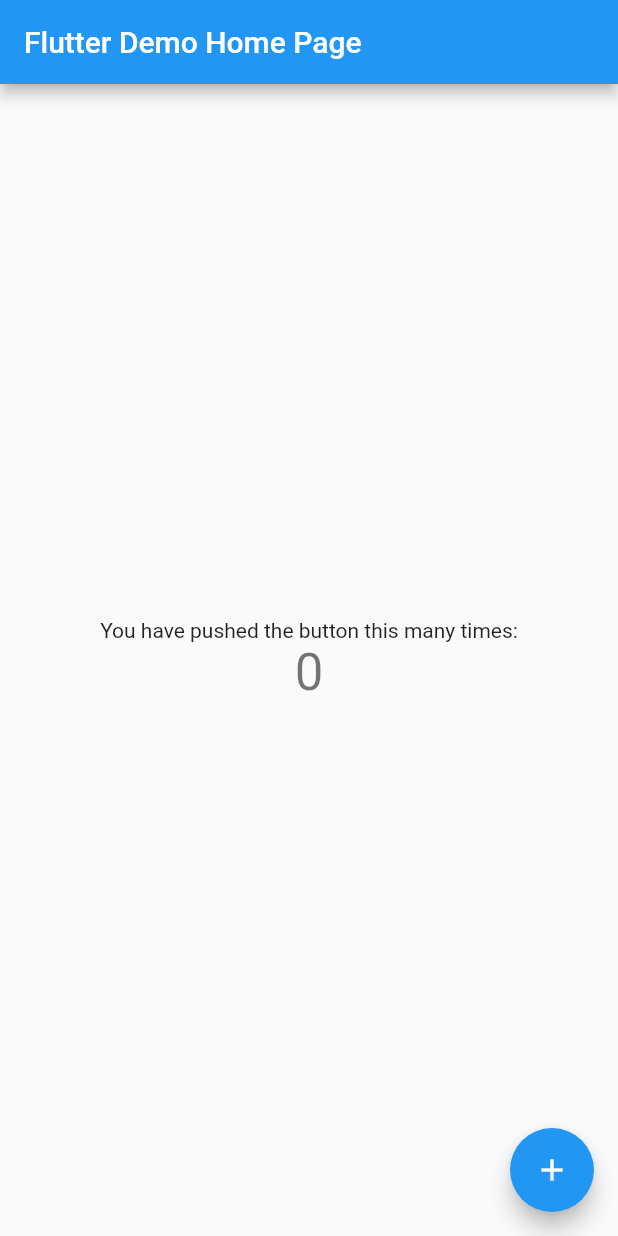
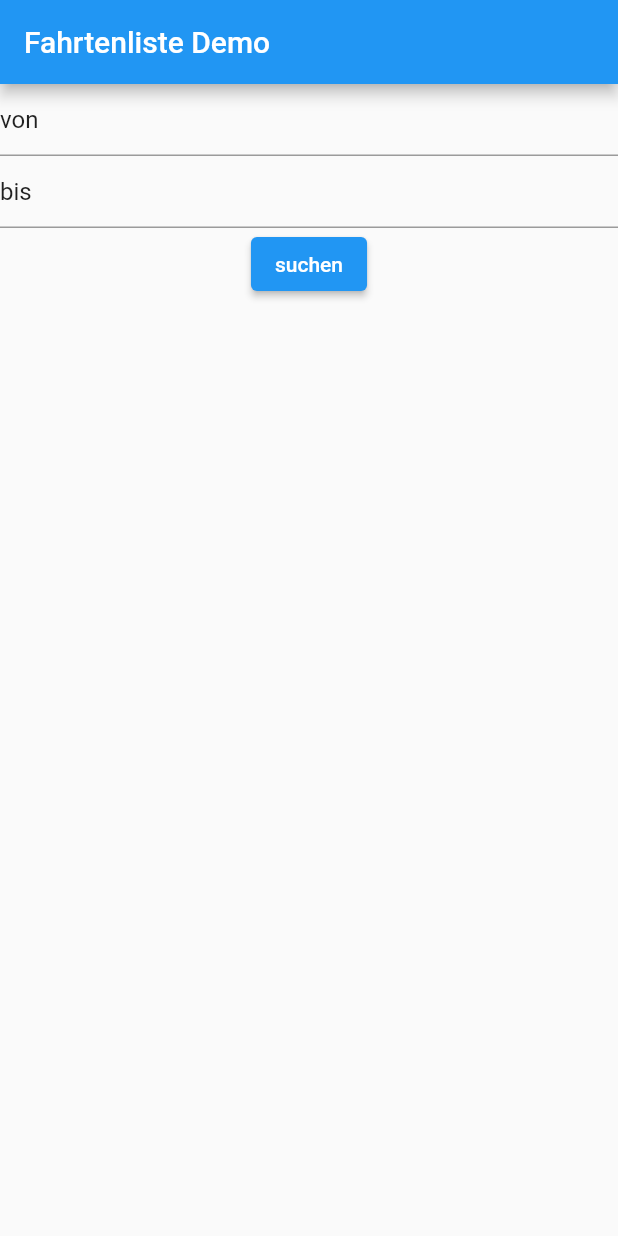
Before and after one commit to sdresselmann/test_app, a Flutter app: the screen it shows after launch, on a phone screen of 412 x 824 dp. Run offline on Flutter 3.47's test engine with Material 2 defaults, Android fonts, the phone set to English and light mode, and no system bars.

Commit message:
create basic architecture

```diff
--- a/lib/main.dart
+++ b/lib/main.dart
@@ -1,4 +1,5 @@
 import 'package:flutter/material.dart';
+import 'package:test_app/pages/home_page.dart';
 
 void main() {
   runApp(const MyApp());
@@ -7,109 +8,14 @@ void main() {
 class MyApp extends StatelessWidget {
   const MyApp({super.key});
 
-  // This widget is the root of your application.
   @override
   Widget build(BuildContext context) {
     return MaterialApp(
-      title: 'Flutter Demo',
+      title: 'Fahrtenliste Demo',
       theme: ThemeData(
-        // This is the theme of your application.
-        //
-        // Try running your application with "flutter run". You'll see the
-        // application has a blue toolbar. Then, without quitting the app, try
-        // changing the primarySwatch below to Colors.green and then invoke
-        // "hot reload" (press "r" in the console where you ran "flutter run",
-        // or simply save your changes to "hot reload" in a Flutter IDE).
-        // Notice that the counter didn't reset back to zero; the application
-        // is not restarted.
         primarySwatch: Colors.blue,
       ),
-      home: const MyHomePage(title: 'Flutter Demo Home Page'),
+      home: const HomePage(),
     );
   }
 }
-
-class MyHomePage extends StatefulWidget {
-  const MyHomePage({super.key, required this.title});
-
-  // This widget is the home page of your application. It is stateful, meaning
-  // that it has a State object (defined below) that contains fields that affect
-  // how it looks.
-
-  // This class is the configuration for the state. It holds the values (in this
-  // case the title) provided by the parent (in this case the App widget) and
-  // used by the build method of the State. Fields in a Widget subclass are
-  // always marked "final".
-
-  final String title;
-
-  @override
-  State<MyHomePage> createState() => _MyHomePageState();
-}
-
-class _MyHomePageState extends State<MyHomePage> {
-  int _counter = 0;
-
-  void _incrementCounter() {
-    setState(() {
-      // This call to setState tells the Flutter framework that something has
-      // changed in this State, which causes it to rerun the build method below
-      // so that the display can reflect the updated values. If we changed
-      // _counter without calling setState(), then the build method would not be
-      // called again, and so nothing would appear to happen.
-      _counter++;
-    });
-  }
-
-  @override
-  Widget build(BuildContext context) {
-    // This method is rerun every time setState is called, for instance as done
-    // by the _incrementCounter method above.
-    //
-    // The Flutter framework has been optimized to make rerunning build methods
-    // fast, so that you can just rebuild anything that needs updating rather
-    // than having to individually change instances of widgets.
-    return Scaffold(
-      appBar: AppBar(
-        // Here we take the value from the MyHomePage object that was created by
-        // the App.build method, and use it to set our appbar title.
-        title: Text(widget.title),
-      ),
-      body: Center(
-        // Center is a layout widget. It takes a single child and positions it
-        // in the middle of the parent.
-        child: Column(
-          // Column is also a layout widget. It takes a list of children and
-          // arranges them vertically. By default, it sizes itself to fit its
-          // children horizontally, and tries to be as tall as its parent.
-          //
-          // Invoke "debug painting" (press "p" in the console, choose the
-          // "Toggle Debug Paint" action from the Flutter Inspector in Android
-          // Studio, or the "Toggle Debug Paint" command in Visual Studio Code)
-          // to see the wireframe for each widget.
-          //
-          // Column has various properties to control how it sizes itself and
-          // how it positions its children. Here we use mainAxisAlignment to
-          // center the children vertically; the main axis here is the vertical
-          // axis because Columns are vertical (the cross axis would be
-          // horizontal).
-          mainAxisAlignment: MainAxisAlignment.center,
-          children: <Widget>[
-            const Text(
-              'You have pushed the button this many times:',
-            ),
-            Text(
-              '$_counter',
-              style: Theme.of(context).textTheme.headline4,
-            ),
-          ],
-        ),
-      ),
-      floatingActionButton: FloatingActionButton(
-        onPressed: _incrementCounter,
-        tooltip: 'Increment',
-        child: const Icon(Icons.add),
-      ), // This trailing comma makes auto-formatting nicer for build methods.
-    );
-  }
-}
--- /dev/null
+++ b/lib/pages/home_page.dart
@@ -0,0 +1,16 @@
+import 'package:flutter/material.dart';
+import 'package:test_app/widgets/input_form.dart';
+
+const title = 'Fahrtenliste Demo';
+
+class HomePage extends StatelessWidget {
+  const HomePage({super.key});
+
+  @override
+  Widget build(BuildContext context) {
+    return Scaffold(
+      appBar: AppBar(title: const Text(title)),
+      body: const InputForm(),
+    );
+  }
+}
--- /dev/null
+++ b/lib/pages/route_list_page.dart
@@ -0,0 +1,17 @@
+import 'package:flutter/material.dart';
+
+class RouteListePage extends StatelessWidget {
+  const RouteListePage(
+      {required this.routeStart, required this.routeEnd, super.key});
+
+  final String routeStart;
+  final String routeEnd;
+
+  @override
+  Widget build(BuildContext context) {
+    return Scaffold(
+      appBar: AppBar(title: const Text('Fahrtenliste')),
+      body: Text('von $routeStart - $routeEnd'),
+    );
+  }
+}
--- /dev/null
+++ b/lib/widgets/custom_text_field.dart
@@ -0,0 +1,13 @@
+import 'package:flutter/material.dart';
+
+class CustomTextField extends StatelessWidget {
+  const CustomTextField({super.key, required this.presetValue});
+
+  final String presetValue;
+  @override
+  Widget build(BuildContext context) {
+    return TextField(
+      controller: TextEditingController(text: presetValue),
+    );
+  }
+}
--- /dev/null
+++ b/lib/widgets/input_form.dart
@@ -0,0 +1,26 @@
+import 'package:flutter/material.dart';
+import 'package:test_app/widgets/custom_text_field.dart';
+import 'package:test_app/widgets/submit_button.dart';
+
+class InputForm extends StatefulWidget {
+  const InputForm({super.key});
+
+  @override
+  State<StatefulWidget> createState() => _InputFormState();
+}
+
+class _InputFormState extends State<InputForm> {
+  @override
+  Widget build(BuildContext context) {
+    return SingleChildScrollView(
+        child: Column(
+      children: const [
+        CustomTextField(presetValue: 'von'),
+        CustomTextField(presetValue: 'bis'),
+        Center(
+          child: SubmitButton(text: 'suchen'),
+        ),
+      ],
+    ));
+  }
+}
--- /dev/null
+++ b/lib/widgets/submit_button.dart
@@ -0,0 +1,21 @@
+import 'package:flutter/material.dart';
+import 'package:test_app/pages/route_list_page.dart';
+
+class SubmitButton extends StatelessWidget {
+  const SubmitButton({super.key, required this.text});
+
+  final String text;
+
+  @override
+  Widget build(BuildContext context) {
+    return ElevatedButton(
+        onPressed: () {
+          Navigator.push(
+              context,
+              MaterialPageRoute(
+                  builder: (context) => const RouteListePage(
+                      routeStart: 'Minden', routeEnd: 'Bielefeld')));
+        },
+        child: Text(text));
+  }
+}
```
